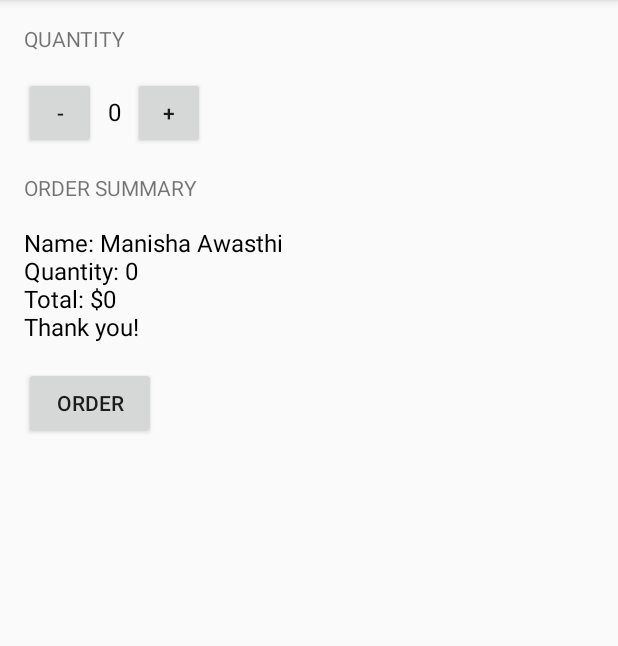
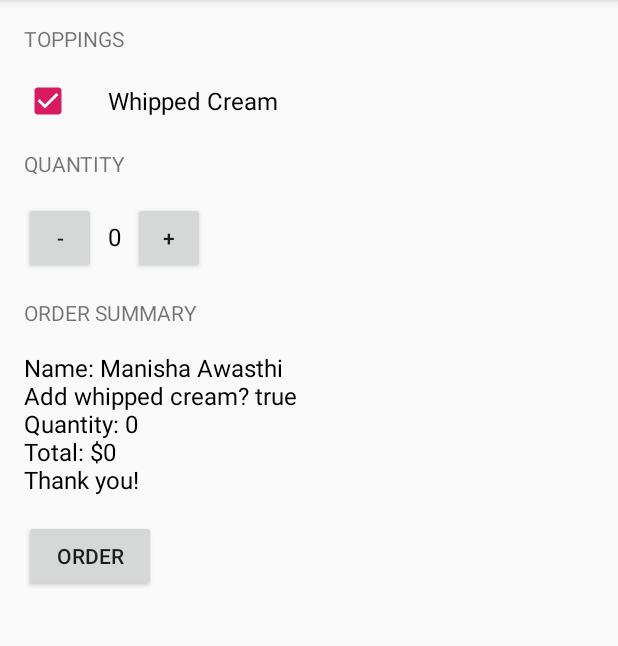
Before and after one commit to manisha-A/coffeeshots, an Android app: the screen it shows after launch (MainActivity), after a tap on "ORDER", on a phone screen of 412 x 824 dp, the part 84-730 px from its top. Run offline under Robolectric (Android 15) with nearby library versions, the phone set to English and light mode, and no system bars; 1 other tap on this screen came first.

Commit message:
Implement whipped cream checkbox

```diff
--- a/app/src/main/java/com/example/android/justjava/MainActivity.java
+++ b/app/src/main/java/com/example/android/justjava/MainActivity.java
@@ -3,6 +3,7 @@ package com.example.android.justjava;
 import android.os.Bundle;
 import android.support.v7.app.AppCompatActivity;
 import android.view.View;
+import android.widget.CheckBox;
 import android.widget.TextView;
 
 /**
@@ -11,8 +12,8 @@ import android.widget.TextView;
 public class MainActivity extends AppCompatActivity {
 
     int quantity = 0;
+    boolean hasWhippedCream = false;
 
-    @Override
     protected void onCreate(Bundle savedInstanceState) {
         super.onCreate(savedInstanceState);
         setContentView(R.layout.activity_main);
@@ -23,7 +24,7 @@ public class MainActivity extends AppCompatActivity {
      */
     public void submitOrder(View view) {
         int price = calculatePrice();
-        String priceMessage = createOrderSummary(price);
+        String priceMessage = createOrderSummary(price,hasWhippedCream);
         displayMessage(priceMessage);
 
     }
@@ -73,8 +74,19 @@ public class MainActivity extends AppCompatActivity {
      * @param orderPrice
      * @return
      */
-    private String createOrderSummary(int orderPrice) {
-        String orderSummary = "Name: Manisha Awasthi\nQuantity: " + quantity + "\nTotal: $" + orderPrice + "\nThank you!";
+    private String createOrderSummary(int orderPrice, boolean whippedCreamOrdered) {
+        String orderSummary = "Name: Manisha Awasthi\n" +
+                "Add whipped cream? " + whippedCreamOrdered +
+                "\nQuantity: " + quantity + "\nTotal: $" + orderPrice + "\nThank you!";
         return orderSummary;
     }
+
+    /**
+     * Check if order needs Whipped cream
+     */
+    public void whippedCreamOrdered(View view) {
+        CheckBox whippedCreamTopping = (CheckBox) findViewById(R.id.toppings);
+        hasWhippedCream =  whippedCreamTopping.isChecked();
+
+    }
 }
--- a/app/src/main/res/layout/activity_main.xml
+++ b/app/src/main/res/layout/activity_main.xml
@@ -10,6 +10,24 @@
     android:paddingRight="16dp"
     android:paddingBottom="16dp"
     tools:context=".MainActivity">
+
+    <TextView
+        android:layout_width="wrap_content"
+        android:layout_height="wrap_content"
+        android:layout_marginBottom="16dp"
+        android:text="@string/toppings"
+        android:textAllCaps="true" />
+
+    <CheckBox
+        android:layout_width="wrap_content"
+        android:layout_height="wrap_content"
+        android:id="@+id/toppings"
+        android:text="@string/whipped_cream"
+        android:textSize="16sp"
+        android:paddingLeft="24dp"
+        android:layout_marginBottom="16dp"
+        android:onClick="whippedCreamOrdered"
+        />
 
     <TextView
         android:layout_width="wrap_content"
--- a/app/src/main/res/values/strings.xml
+++ b/app/src/main/res/values/strings.xml
@@ -5,4 +5,6 @@
     <string name="order_summary">Order Summary</string>
     <string name="decrement">-</string>
     <string name="increment">+</string>
+    <string name="whipped_cream">Whipped Cream</string>
+    <string name="toppings">Toppings</string>
 </resources>
```
